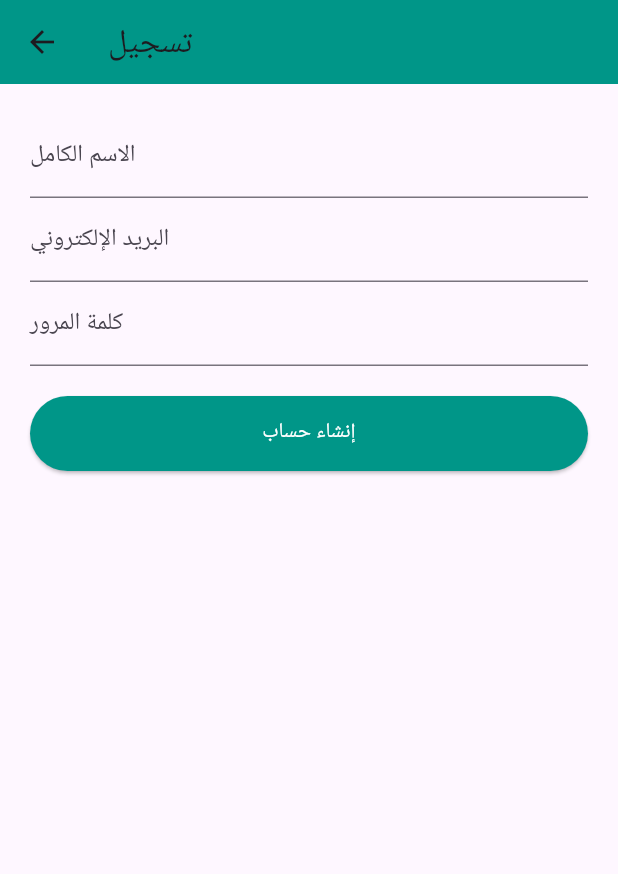
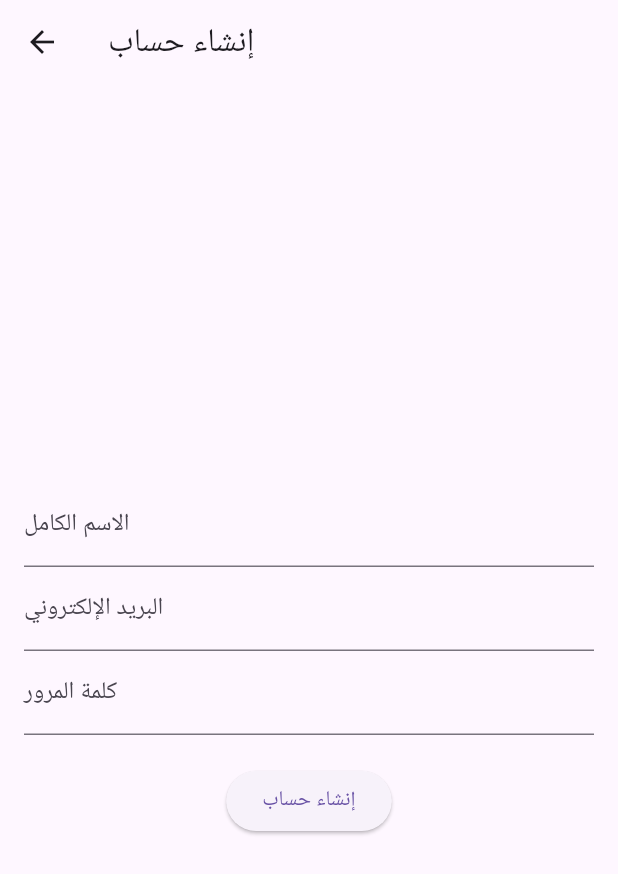
Before and after one commit to Larbi141414/ecommerce, a Flutter app: the RegisterScreen screen opened by its route, on a phone screen of 412 x 824 dp. Shown: the top 874 px of the screen. Run offline on Flutter 3.47's test engine with Material 3 defaults, Android fonts, the phone set to English and light mode, and no system bars; our stand-ins replace shared_preferences; accounts and stored records are empty.

```diff
--- a/lib/screens/auth/register_screen.dart
+++ b/lib/screens/auth/register_screen.dart
@@ -1,47 +1,74 @@
 import 'package:flutter/material.dart';
+import 'package:provider/provider.dart';
+import '../../providers/user_provider.dart';
 
-class RegisterScreen extends StatelessWidget {
+class RegisterScreen extends StatefulWidget {
   const RegisterScreen({super.key});
 
   @override
+  State<RegisterScreen> createState() => _RegisterScreenState();
+}
+
+class _RegisterScreenState extends State<RegisterScreen> {
+  final _nameController = TextEditingController();
+  final _emailController = TextEditingController();
+  final _passwordController = TextEditingController();
+  bool _loading = false;
+
+  Future<void> _register() async {
+    setState(() {
+      _loading = true;
+    });
+
+    final userProvider = Provider.of<UserProvider>(context, listen: false);
+    bool success = await userProvider.register(
+      _nameController.text.trim(),
+      _emailController.text.trim(),
+      _passwordController.text.trim(),
+    );
+
+    setState(() {
+      _loading = false;
+    });
+
+    if (success) {
+      Navigator.pushReplacementNamed(context, '/user_home');
+    } else {
+      ScaffoldMessenger.of(context).showSnackBar(
+        const SnackBar(content: Text('البريد الإلكتروني مستخدم بالفعل')),
+      );
+    }
+  }
+
+  @override
   Widget build(BuildContext context) {
-    final nameController = TextEditingController();
-    final emailController = TextEditingController();
-    final passwordController = TextEditingController();
-
     return Scaffold(
-      appBar: AppBar(
-        title: const Text('تسجيل'),
-        backgroundColor: Colors.teal,
-      ),
+      appBar: AppBar(title: const Text("إنشاء حساب")),
       body: Padding(
-        padding: const EdgeInsets.all(20),
+        padding: const EdgeInsets.all(16.0),
         child: Column(
+          mainAxisAlignment: MainAxisAlignment.center,
           children: [
             TextField(
-              controller: nameController,
-              decoration: const InputDecoration(labelText: 'الاسم الكامل'),
+              controller: _nameController,
+              decoration: const InputDecoration(labelText: "الاسم الكامل"),
             ),
             TextField(
-              controller: emailController,
-              decoration: const InputDecoration(labelText: 'البريد الإلكتروني'),
+              controller: _emailController,
+              decoration: const InputDecoration(labelText: "البريد الإلكتروني"),
             ),
             TextField(
-              controller: passwordController,
-              decoration: const InputDecoration(labelText: 'كلمة المرور'),
+              controller: _passwordController,
               obscureText: true,
+              decoration: const InputDecoration(labelText: "كلمة المرور"),
             ),
             const SizedBox(height: 20),
-            ElevatedButton(
-              style: ElevatedButton.styleFrom(
-                backgroundColor: Colors.teal,
-                minimumSize: const Size(double.infinity, 50),
-              ),
-              onPressed: () {
-                // هنا تضع كود التسجيل
-              },
-              child: const Text('إنشاء حساب', style: TextStyle(color: Colors.white)),
-            ),
+            _loading
+                ? const CircularProgressIndicator()
+                : ElevatedButton(
+                    onPressed: _register,
+                    child: const Text("إنشاء حساب"),
+                  ),
           ],
         ),
       ),
```
Also changed, not shown: lib/main.dart (+16 -29 lines), lib/providers/user_provider.dart (+160 -47 lines), lib/screens/auth/login_screen.dart (+39 -28 lines).
